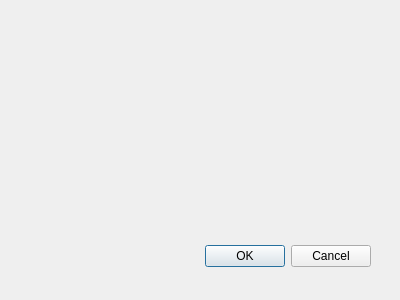
First picture: the form in skilaverkefni3/computerwindow.ui, repository Njallzzz/Skilaverkefni, before the edit.
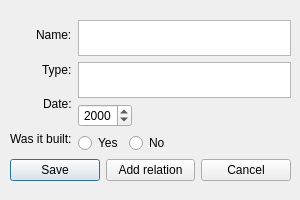
Second picture: the form after the edit.

Commit message: Bætti við computer window

What changed in the file:
```diff
--- a/skilaverkefni3/computerwindow.ui
+++ b/skilaverkefni3/computerwindow.ui
@@ -8,28 +8,198 @@
    <rect>
     <x>0</x>
     <y>0</y>
-    <width>400</width>
-    <height>300</height>
+    <width>300</width>
+    <height>200</height>
    </rect>
   </property>
+  <property name="minimumSize">
+   <size>
+    <width>300</width>
+    <height>200</height>
+   </size>
+  </property>
+  <property name="maximumSize">
+   <size>
+    <width>300</width>
+    <height>200</height>
+   </size>
+  </property>
   <property name="windowTitle">
    <string>Dialog</string>
   </property>
-  <widget class="QDialogButtonBox" name="buttonBox">
+  <widget class="QWidget" name="layoutWidget">
    <property name="geometry">
     <rect>
-     <x>30</x>
-     <y>240</y>
-     <width>341</width>
-     <height>32</height>
+     <x>10</x>
+     <y>20</y>
+     <width>281</width>
+     <height>161</height>
     </rect>
    </property>
-   <property name="orientation">
-    <enum>Qt::Horizontal</enum>
-   </property>
-   <property name="standardButtons">
-    <set>QDialogButtonBox::Cancel|QDialogButtonBox::Ok</set>
-   </property>
+   <layout class="QVBoxLayout" name="verticalLayout_3">
+    <item>
+     <layout class="QHBoxLayout" name="horizontalLayout">
+      <item>
+       <layout class="QVBoxLayout" name="verticalLayout">
+        <item alignment="Qt::AlignRight">
+         <widget class="QLabel" name="label_computer_name">
+          <property name="text">
+           <string>Name:</string>
+          </property>
+         </widget>
+        </item>
+        <item alignment="Qt::AlignRight">
+         <widget class="QLabel" name="label_computer_type">
+          <property name="text">
+           <string>Type:</string>
+          </property>
+         </widget>
+        </item>
+        <item alignment="Qt::AlignRight">
+         <widget class="QLabel" name="label_computer_date">
+          <property name="text">
+           <string>Date:</string>
+          </property>
+         </widget>
+        </item>
+        <item>
+         <widget class="QLabel" name="label_computer_ifBuilt">
+          <property name="text">
+           <string>Was it built:</string>
+          </property>
+         </widget>
+        </item>
+       </layout>
+      </item>
+      <item>
+       <layout class="QVBoxLayout" name="verticalLayout_2">
+        <item>
+         <widget class="QPlainTextEdit" name="plainTextEdit_name">
+          <property name="acceptDrops">
+           <bool>false</bool>
+          </property>
+         </widget>
+        </item>
+        <item>
+         <widget class="QPlainTextEdit" name="plainTextEdit_type"/>
+        </item>
+        <item>
+         <layout class="QHBoxLayout" name="horizontalLayout_5">
+          <item>
+           <widget class="QDateEdit" name="dateEdit_year_built">
+            <property name="alignment">
+             <set>Qt::AlignCenter</set>
+            </property>
+            <property name="dateTime">
+             <datetime>
+              <hour>0</hour>
+              <minute>0</minute>
+              <second>0</second>
+              <year>2000</year>
+              <month>1</month>
+              <day>1</day>
+             </datetime>
+            </property>
+            <property name="maximumDate">
+             <date>
+              <year>7920</year>
+              <month>12</month>
+              <day>31</day>
+             </date>
+            </property>
+            <property name="currentSection">
+             <enum>QDateTimeEdit::YearSection</enum>
+            </property>
+            <property name="displayFormat">
+             <string notr="true">yyyy</string>
+            </property>
+            <property name="calendarPopup">
+             <bool>false</bool>
+            </property>
+           </widget>
+          </item>
+          <item>
+           <spacer name="horizontalSpacer_2">
+            <property name="orientation">
+             <enum>Qt::Horizontal</enum>
+            </property>
+            <property name="sizeHint" stdset="0">
+             <size>
+              <width>40</width>
+              <height>20</height>
+             </size>
+            </property>
+           </spacer>
+          </item>
+         </layout>
+        </item>
+        <item>
+         <layout class="QHBoxLayout" name="horizontalLayout_2">
+          <item alignment="Qt::AlignLeft">
+           <widget class="QRadioButton" name="radioButton_yes">
+            <property name="text">
+             <string>Yes</string>
+            </property>
+            <attribute name="buttonGroup">
+             <string notr="true">buttonGroup</string>
+            </attribute>
+           </widget>
+          </item>
+          <item>
+           <widget class="QRadioButton" name="radioButton_no">
+            <property name="text">
+             <string>No</string>
+            </property>
+            <attribute name="buttonGroup">
+             <string notr="true">buttonGroup</string>
+            </attribute>
+           </widget>
+          </item>
+          <item>
+           <spacer name="horizontalSpacer">
+            <property name="orientation">
+             <enum>Qt::Horizontal</enum>
+            </property>
+            <property name="sizeHint" stdset="0">
+             <size>
+              <width>40</width>
+              <height>20</height>
+             </size>
+            </property>
+           </spacer>
+          </item>
+         </layout>
+        </item>
+       </layout>
+      </item>
+     </layout>
+    </item>
+    <item>
+     <layout class="QHBoxLayout" name="horizontalLayout_3">
+      <item>
+       <widget class="QPushButton" name="pushButton_computer_save">
+        <property name="text">
+         <string>Save</string>
+        </property>
+       </widget>
+      </item>
+      <item>
+       <widget class="QPushButton" name="pushButton_computer_addRelation">
+        <property name="text">
+         <string>Add relation</string>
+        </property>
+       </widget>
+      </item>
+      <item>
+       <widget class="QPushButton" name="pushButton_computer_cancel">
+        <property name="text">
+         <string>Cancel</string>
+        </property>
+       </widget>
+      </item>
+     </layout>
+    </item>
+   </layout>
   </widget>
  </widget>
  <pixmapfunction/>
```
Left out of the diff: 45 changed lines with no effect on the pictures. The commit also changes 7 other files.
